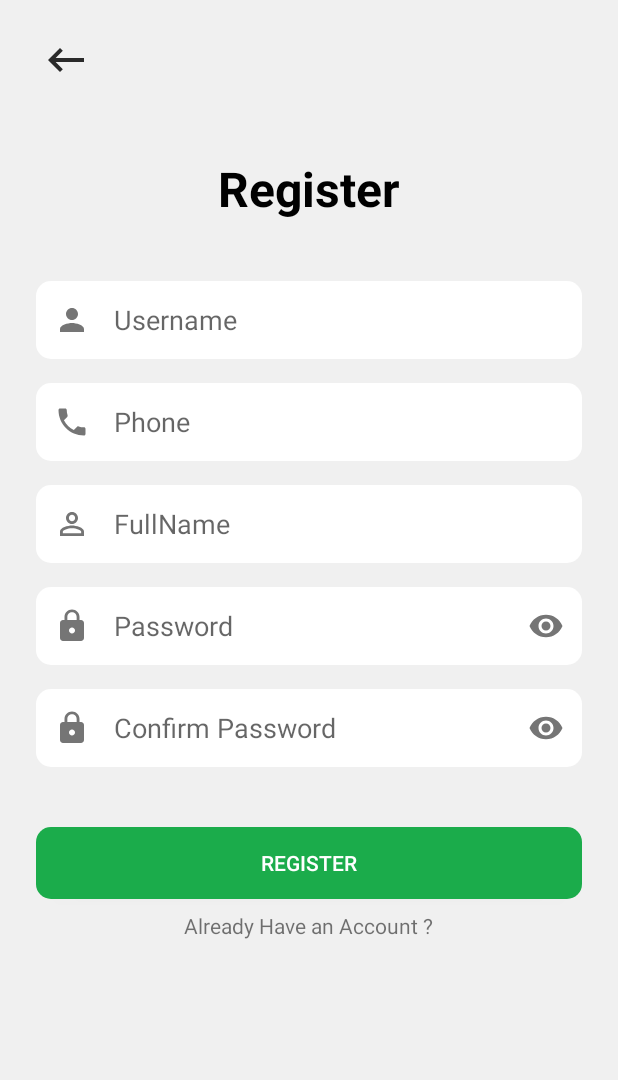
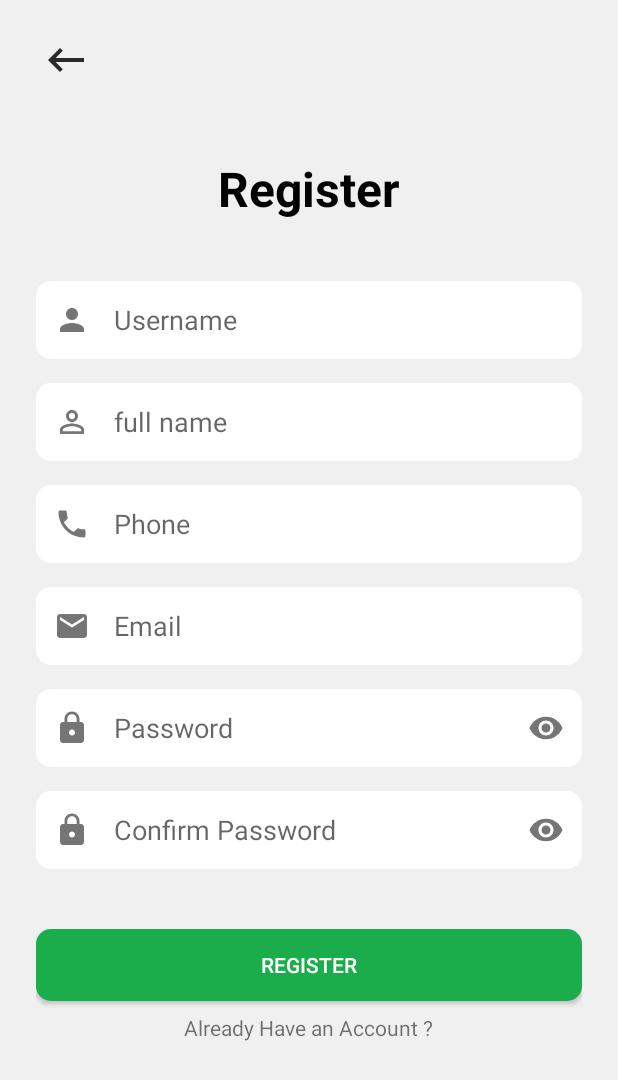
Before and after one commit to 2KDA/OutstandFood_Client, an Android app: the Register_screen screen opened directly, with no data from a screen before it, on a phone screen of 412 x 824 dp. Shown: the top 1080 px of the screen. Run offline under Robolectric (Android 15) with nearby library versions, the phone set to English and light mode, and no system bars.

Commit message:
up retrofit

```diff
--- a/app/src/main/java/android/outstandfood_client/interfaceApi/ApiServiceUser.java
+++ b/app/src/main/java/android/outstandfood_client/interfaceApi/ApiServiceUser.java
@@ -8,5 +8,5 @@ import retrofit2.http.POST;
 
 public interface ApiServiceUser {
     @POST("user/login")
-     Call<User> login(@Body User loginRequest);
+    Call<User> login(@Body User loginRequest);
 }
--- a/app/src/main/java/android/outstandfood_client/models/User.java
+++ b/app/src/main/java/android/outstandfood_client/models/User.java
@@ -143,14 +143,14 @@ public class User implements Parcelable {
 
     @Override
     public void writeToParcel(Parcel dest, int flags) {
+        dest.writeString(_id);
         dest.writeString(username);
+        dest.writeString(name);
         dest.writeString(password);
-        dest.writeString(_id);
-        dest.writeString(name);
-        dest.writeString(phone);
         dest.writeString(role);
         dest.writeString(userEmail);
         dest.writeString(image);
+        dest.writeString(phone);
         dest.writeInt(isActive ? 1 : 0); // Ghi giá trị boolean dưới dạng int
     }
 }
--- a/app/src/main/res/layout/activity_register_screen.xml
+++ b/app/src/main/res/layout/activity_register_screen.xml
@@ -45,10 +45,29 @@
     </com.google.android.material.textfield.TextInputLayout>
 
     <com.google.android.material.textfield.TextInputLayout
-        android:id="@+id/layout_edtDangKyPhone"
+        android:id="@+id/layout_fullname"
         android:layout_width="match_parent"
         android:layout_height="wrap_content"
         android:layout_below="@+id/layout_inputUsername"
+        app:startIconDrawable="@drawable/ic_person_outline_24"
+        app:endIconMode="clear_text"
+        app:hintEnabled="false"
+        android:layout_marginTop="16dp">
+
+        <EditText
+            android:id="@+id/inputname"
+            android:layout_width="match_parent"
+            android:layout_height="52dp"
+            android:background="@drawable/bg_edt_login_noselect"
+            android:hint="full name"
+            android:inputType="textEmailAddress"/>
+
+    </com.google.android.material.textfield.TextInputLayout>
+    <com.google.android.material.textfield.TextInputLayout
+        android:id="@+id/layout_phone"
+        android:layout_width="match_parent"
+        android:layout_height="wrap_content"
+        android:layout_below="@+id/layout_fullname"
         app:startIconDrawable="@drawable/ic_baseline_phone_24"
         app:endIconMode="clear_text"
         app:hintEnabled="false"
@@ -64,22 +83,22 @@
 
     </com.google.android.material.textfield.TextInputLayout>
     <com.google.android.material.textfield.TextInputLayout
-        android:id="@+id/layout_edtDangKyName"
+        android:id="@+id/layout_email"
         android:layout_width="match_parent"
         android:layout_height="wrap_content"
-        android:layout_below="@+id/layout_edtDangKyPhone"
-        app:startIconDrawable="@drawable/ic_person_outline_24"
+        android:layout_below="@+id/layout_phone"
+        app:startIconDrawable="@drawable/ic_email"
         app:endIconMode="clear_text"
         app:hintEnabled="false"
         android:layout_marginTop="16dp">
 
         <EditText
-            android:id="@+id/inputname"
+            android:id="@+id/inputEmail"
             android:layout_width="match_parent"
             android:layout_height="52dp"
             android:background="@drawable/bg_edt_login_noselect"
-            android:hint="FullName"
-            android:inputType="textPhonetic"/>
+            android:hint="Email"
+            />
 
     </com.google.android.material.textfield.TextInputLayout>
 
@@ -87,7 +106,7 @@
         android:id="@+id/layout_inputPasswordDangKy"
         android:layout_width="match_parent"
         android:layout_height="wrap_content"
-        android:layout_below="@+id/layout_edtDangKyName"
+        android:layout_below="@+id/layout_email"
         app:startIconDrawable="@drawable/ic_baseline_lock_24"
         app:endIconMode="password_toggle"
         app:hintEnabled="false"
```
Also changed, not shown: app/src/main/res/layout/activity_login_screen.xml (+8 -7 lines).
